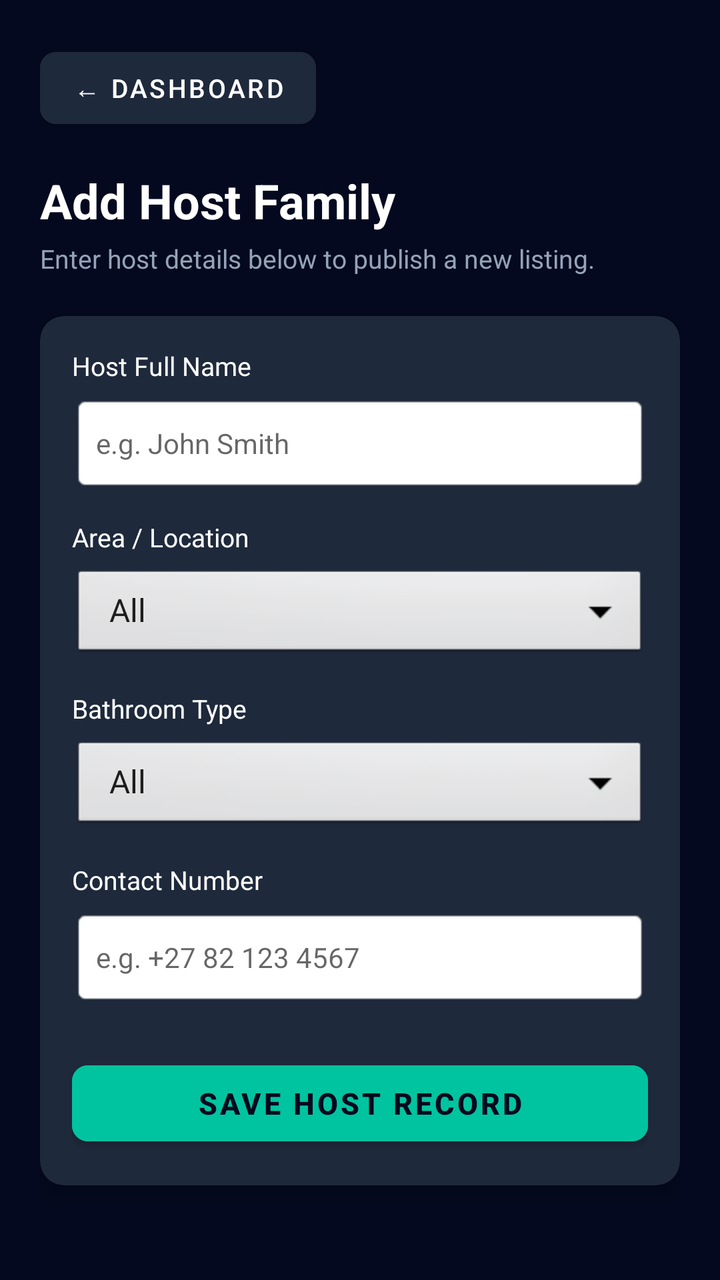
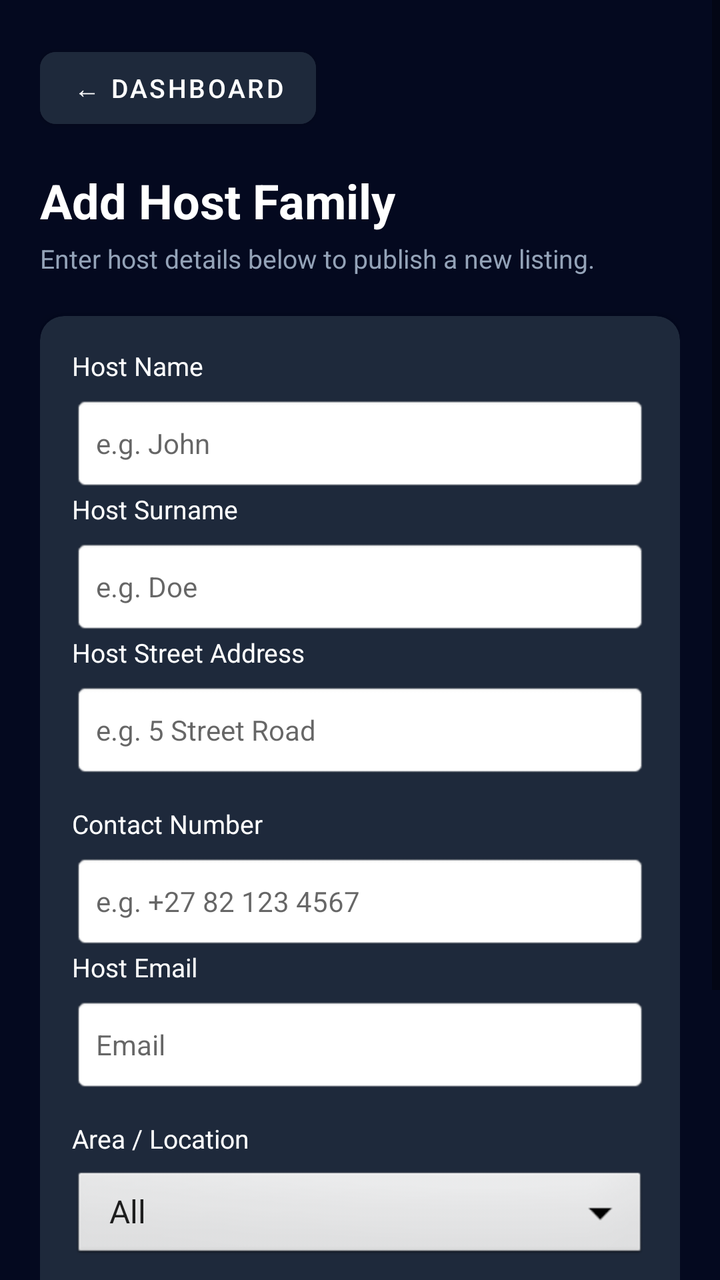

Screens rendered from an Android XML layout before and after an edit, with the pre-edit source and the edit as a unified diff.
<!-- AndroidManifest.xml: application theme Theme.SBA_Application -->
<!-- res/layout/activity_add_host.xml -->
<?xml version="1.0" encoding="utf-8"?>
<ScrollView
    xmlns:android="http://schemas.android.com/apk/res/android"
    xmlns:app="http://schemas.android.com/apk/res-auto"
    xmlns:tools="http://schemas.android.com/tools"
    android:layout_width="match_parent"
    android:layout_height="match_parent"
    android:background="@color/sba_dark_navy"
    android:fillViewport="true"
    tools:context=".AddHost"
    tools:ignore="HardcodedText">

    <LinearLayout
        android:layout_width="match_parent"
        android:layout_height="wrap_content"
        android:orientation="vertical"
        android:padding="20dp">

        
        <Button
            android:id="@+id/ReturnBtn"
            android:layout_width="wrap_content"
            android:layout_height="48dp"
            android:backgroundTint="@color/sba_card_bg"
            android:text="← Dashboard"
            android:textColor="@color/text_white"
            android:textSize="13sp"
            app:cornerRadius="8dp" />

        
        <TextView
            android:id="@+id/tvAddHostTitle"
            android:layout_width="wrap_content"
            android:layout_height="wrap_content"
            android:layout_marginTop="16dp"
            android:text="Add Host Family"
            android:textColor="@color/text_white"
            android:textSize="24sp"
            android:textStyle="bold" />

        <TextView
            android:id="@+id/tvAddHostSubheading"
            android:layout_width="wrap_content"
            android:layout_height="wrap_content"
            android:layout_marginTop="4dp"
            android:layout_marginBottom="20dp"
            android:text="Enter host details below to publish a new listing."
            android:textColor="@color/text_muted"
            android:textSize="13sp" />

        
        <androidx.cardview.widget.CardView
            android:layout_width="match_parent"
            android:layout_height="wrap_content"
            app:cardBackgroundColor="@color/sba_card_bg"
            app:cardCornerRadius="12dp"
            app:cardElevation="4dp">

            <LinearLayout
                android:layout_width="match_parent"
                android:layout_height="wrap_content"
                android:orientation="vertical"
                android:padding="16dp">

                
                <TextView
                    android:layout_width="wrap_content"
                    android:layout_height="wrap_content"
                    android:text="Host Full Name"
                    android:textColor="@color/text_white"
                    android:textSize="13sp" />

                <EditText
                    android:id="@+id/etHostName"
                    android:layout_width="match_parent"
                    android:layout_height="48dp"
                    android:layout_marginTop="6dp"
                    android:background="@android:drawable/editbox_background"
                    android:hint="e.g. John Smith"
                    android:inputType="textPersonName"
                    android:paddingHorizontal="12dp"
                    android:textColor="@color/black"
                    android:textSize="14sp" />

                
                <TextView
                    android:layout_width="wrap_content"
                    android:layout_height="wrap_content"
                    android:layout_marginTop="14dp"
                    android:text="Area / Location"
                    android:textColor="@color/text_white"
                    android:textSize="13sp" />

                <Spinner
                    android:id="@+id/spinnerHostArea"
                    android:layout_width="match_parent"
                    android:layout_height="48dp"
                    android:layout_marginTop="6dp"
                    android:background="@android:drawable/btn_dropdown"
                    android:entries="@array/areas_array" />

                
                <TextView
                    android:layout_width="wrap_content"
                    android:layout_height="wrap_content"
                    android:layout_marginTop="14dp"
                    android:text="Bathroom Type"
                    android:textColor="@color/text_white"
                    android:textSize="13sp" />

                <Spinner
                    android:id="@+id/spinnerHostBathroom"
                    android:layout_width="match_parent"
                    android:layout_height="48dp"
                    android:layout_marginTop="6dp"
                    android:background="@android:drawable/btn_dropdown"
                    android:entries="@array/bathroom_array" />

                
                <TextView
                    android:layout_width="wrap_content"
                    android:layout_height="wrap_content"
                    android:layout_marginTop="14dp"
                    android:text="Contact Number"
                    android:textColor="@color/text_white"
                    android:textSize="13sp" />

                <EditText
                    android:id="@+id/etHostPhone"
                    android:layout_width="match_parent"
                    android:layout_height="48dp"
                    android:layout_marginTop="6dp"
                    android:background="@android:drawable/editbox_background"
                    android:hint="e.g. +27 82 123 4567"
                    android:inputType="phone"
                    android:paddingHorizontal="12dp"
                    android:textColor="@color/black"
                    android:textSize="14sp" />

                
                <Button
                    android:id="@+id/btnAddHostSubmit"
                    android:layout_width="match_parent"
                    android:layout_height="50dp"
                    android:layout_marginTop="24dp"
                    android:backgroundTint="@color/sba_teal_accent"
                    android:text="Save Host Record"
                    android:textColor="@color/sba_dark_navy"
                    android:textSize="15sp"
                    android:textStyle="bold"
                    app:cornerRadius="8dp" />

            </LinearLayout>
        </androidx.cardview.widget.CardView>
    </LinearLayout>
</ScrollView>
<!-- resources referenced by this layout -->
<resources>
  <string-array name="areas_array">
          <item>All</item>
          <item>Hout Bay</item>
          <item>Other Area</item>
      </string-array>
  <string-array name="bathroom_array">
          <item>All</item>
          <item>Shared</item>
          <item>Private</item>
      </string-array>
  <color name="black">#FF000000</color>
  <color name="sba_card_bg">#1E293B</color>
  <color name="sba_dark_navy">#04091F</color>
  <color name="sba_teal_accent">#00C49F</color>
  <color name="text_muted">#94A3B8</color>
  <color name="text_white">#FFFFFF</color>
  <style name="Theme.SBA_Application" parent="Theme.MaterialComponents.DayNight.NoActionBar">
          
          <item name="colorPrimary">@color/sba_teal_accent</item>
          <item name="colorPrimaryVariant">@color/sba_teal_dark</item>
          <item name="colorOnPrimary">@color/sba_dark_navy</item>
  
          
          <item name="android:windowBackground">@color/sba_dark_navy</item>
          <item name="colorSurface">@color/sba_card_bg</item>
  
          
          <item name="android:statusBarColor">@color/sba_dark_navy</item>
      </style>
  <color name="sba_teal_dark">#008A70</color>
</resources>

<!-- the commit's change to res/layout/activity_add_host.xml (unified diff, before → after) -->
@@ -66,7 +66,7 @@
                 <TextView
                     android:layout_width="wrap_content"
                     android:layout_height="wrap_content"
-                    android:text="Host Full Name"
+                    android:text="Host Name"
                     android:textColor="@color/text_white"
                     android:textSize="13sp" />
 
@@ -76,11 +76,96 @@
                     android:layout_height="48dp"
                     android:layout_marginTop="6dp"
                     android:background="@android:drawable/editbox_background"
-                    android:hint="e.g. John Smith"
+                    android:hint="e.g. John"
                     android:inputType="textPersonName"
                     android:paddingHorizontal="12dp"
                     android:textColor="@color/black"
                     android:textSize="14sp" />
+
+                
+                <TextView
+                    android:layout_width="wrap_content"
+                    android:layout_height="wrap_content"
+                    android:text="Host Surname"
+                    android:textColor="@color/text_white"
+                    android:textSize="13sp" />
+
+                <EditText
+                    android:id="@+id/etHostSurname"
+                    android:layout_width="match_parent"
+                    android:layout_height="48dp"
+                    android:layout_marginTop="6dp"
+                    android:background="@android:drawable/editbox_background"
+
+                    android:inputType="textPersonName"
+                    android:paddingHorizontal="12dp"
+                    android:textColor="@color/black"
+                    android:textSize="14sp"
+                    android:hint="e.g. Doe" />
+
+
+                
+                <TextView
+                    android:layout_width="wrap_content"
+                    android:layout_height="wrap_content"
+                    android:text="Host Street Address"
+                    android:textColor="@color/text_white"
+                    android:textSize="13sp" />
+
+                <EditText
+                    android:id="@+id/etHostAddress"
+                    android:layout_width="match_parent"
+                    android:layout_height="48dp"
+                    android:layout_marginTop="6dp"
+                    android:background="@android:drawable/editbox_background"
+
+                    android:inputType="textPostalAddress"
+                    android:paddingHorizontal="12dp"
+                    android:textColor="@color/black"
+                    android:textSize="14sp"
+                    android:hint="e.g. 5 Street Road" />
+
+                
+                <TextView
+                    android:layout_width="wrap_content"
+                    android:layout_height="wrap_content"
+                    android:layout_marginTop="14dp"
+                    android:text="Contact Number"
+                    android:textColor="@color/text_white"
+                    android:textSize="13sp" />
+
+                <EditText
+                    android:id="@+id/etHostPhone"
+                    android:layout_width="match_parent"
+                    android:layout_height="48dp"
+                    android:layout_marginTop="6dp"
+                    android:background="@android:drawable/editbox_background"
+                    android:hint="e.g. +27 82 123 4567"
+                    android:inputType="phone"
+                    android:paddingHorizontal="12dp"
+                    android:textColor="@color/black"
+                    android:textSize="14sp" />
+
+                
+                <TextView
+                    android:layout_width="wrap_content"
+                    android:layout_height="wrap_content"
+                    android:text="Host Email"
+                    android:textColor="@color/text_white"
+                    android:textSize="13sp" />
+
+                <EditText
+                    android:id="@+id/etHostEmail"
+                    android:layout_width="match_parent"
+                    android:layout_height="48dp"
+                    android:layout_marginTop="6dp"
+                    android:background="@android:drawable/editbox_background"
+
+                    android:inputType="textEmailAddress"
+                    android:paddingHorizontal="12dp"
+                    android:textColor="@color/black"
+                    android:textSize="14sp"
+                    android:hint="Email" />
 
                 
                 <TextView
@@ -97,7 +182,7 @@
                     android:layout_height="48dp"
                     android:layout_marginTop="6dp"
                     android:background="@android:drawable/btn_dropdown"
-                    android:entries="@array/areas_array" />
+                    android:entries="@array/areas_array"/>
 
                 
                 <TextView
@@ -115,27 +200,6 @@
                     android:layout_marginTop="6dp"
                     android:background="@android:drawable/btn_dropdown"
                     android:entries="@array/bathroom_array" />
-
-                
-                <TextView
-                    android:layout_width="wrap_content"
-                    android:layout_height="wrap_content"
-                    android:layout_marginTop="14dp"
-                    android:text="Contact Number"
-                    android:textColor="@color/text_white"
-                    android:textSize="13sp" />
-
-                <EditText
-                    android:id="@+id/etHostPhone"
-                    android:layout_width="match_parent"
-                    android:layout_height="48dp"
-                    android:layout_marginTop="6dp"
-                    android:background="@android:drawable/editbox_background"
-                    android:hint="e.g. +27 82 123 4567"
-                    android:inputType="phone"
-                    android:paddingHorizontal="12dp"
-                    android:textColor="@color/black"
-                    android:textSize="14sp" />
 
                 
                 <Button
<!-- resource entries referenced after the edit -->
@@ -3,6 +3,9 @@
   <string-array name="areas_array">
           <item>All</item>
           <item>Hout Bay</item>
+          <item>Cape Town</item>
+          <item>Stellenbosh</item>
+          <item>Table View</item>
           <item>Other Area</item>
       </string-array>
   <string-array name="bathroom_array">
